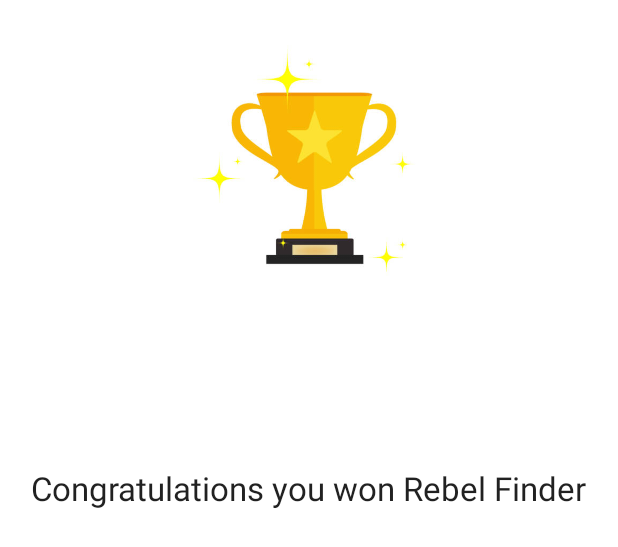
After one commit to HobbesChiong/Rebel_Finder, an Android app: the layout winning_layout.xml on its own in the app's theme, with its tools: preview values and no code run, on a phone screen of 412 x 824 dp. The commit adds this screen. Shown: the top 547 px of the screen. Run offline under Robolectric (Android 15) with nearby library versions, the phone set to English and light mode, and no system bars.

```diff
--- a/app/src/main/AndroidManifest.xml
+++ b/app/src/main/AndroidManifest.xml
@@ -1,6 +1,7 @@
 <?xml version="1.0" encoding="utf-8"?>
 <manifest xmlns:android="http://schemas.android.com/apk/res/android"
-    xmlns:tools="http://schemas.android.com/tools">
+    xmlns:tools="http://schemas.android.com/tools"
+    package="ca.cmpt276.cmpt276assignment3">
 
     <application
         android:allowBackup="true"
--- a/app/src/main/res/layout/activity_main.xml
+++ b/app/src/main/res/layout/activity_main.xml
@@ -12,7 +12,7 @@
         android:layout_width="331dp"
         android:layout_height="82dp"
         android:layout_marginTop="4dp"
-        android:text="Temp Name"
+        android:text="@string/rebel_finder"
         android:textAlignment="center"
         android:textAppearance="@style/TextAppearance.AppCompat.Large"
         android:textSize="48sp"
--- /dev/null
+++ b/app/src/main/res/layout/winning_layout.xml
@@ -0,0 +1,32 @@
+<?xml version="1.0" encoding="utf-8"?>
+<RelativeLayout xmlns:android="http://schemas.android.com/apk/res/android"
+    xmlns:app="http://schemas.android.com/apk/res-auto"
+    android:layout_width="match_parent"
+    android:layout_height="match_parent">
+
+    <ImageView
+        android:id="@+id/imageView"
+        android:layout_width="269dp"
+        android:layout_height="218dp"
+        android:layout_alignParentStart="true"
+        android:layout_alignParentTop="true"
+        android:layout_alignParentEnd="true"
+        android:layout_marginStart="74dp"
+        android:layout_marginTop="-1dp"
+        android:layout_marginEnd="67dp"
+        app:srcCompat="@drawable/trophy" />
+
+    <TextView
+        android:id="@+id/textView"
+        android:layout_width="409dp"
+        android:layout_height="31dp"
+        android:layout_alignParentStart="true"
+        android:layout_alignParentEnd="true"
+        android:layout_alignParentBottom="true"
+        android:layout_marginStart="0dp"
+        android:layout_marginEnd="1dp"
+        android:layout_marginBottom="482dp"
+        android:text="@string/congratulations_you_won_rebel_finder"
+        android:textAlignment="center"
+        android:textAppearance="@style/TextAppearance.AppCompat.Large" />
+</RelativeLayout>
--- a/app/src/main/res/values/strings.xml
+++ b/app/src/main/res/values/strings.xml
@@ -6,4 +6,9 @@
     <string name="options">Options</string>
     <string name="help">Help</string>
     <string name="play_game">Play Game</string>
+    <string name="rebel_finder">Rebel Finder</string>
+    <string name="found_mines">Found Mines</string>
+    <string name="scans_used">Scans used</string>
+    <string name="congratulations_you_won_rebel_finder">Congratulations you won Rebel Finder</string>
+    <string name="scansused">Scans used: 0</string>
 </resources>
--- a/build.gradle
+++ b/build.gradle
@@ -1,7 +1,7 @@
 // Top-level build file where you can add configuration options common to all sub-projects/modules.
 plugins {
-    id 'com.android.application' version '7.3.1' apply false
-    id 'com.android.library' version '7.3.1' apply false
+    id 'com.android.application' version '7.2.2' apply false
+    id 'com.android.library' version '7.2.2' apply false
 }
 
 task clean(type: Delete) {
```
Also changed, not shown: app/src/main/java/ca/cmpt276/cmpt276assignment3/GameActivity.java (+19 -13 lines), app/src/main/java/ca/cmpt276/cmpt276assignment3/MessageFragment.java (added, +50 -0 lines), app/src/main/java/ca/cmpt276/cmpt276assignment3/model/Game.java (+5 -13 lines), app/src/main/res/layout/activity_game.xml (+7 -3 lines), app/src/main/res/drawable/spaceshipbg_2.jpg (added), app/src/main/res/drawable/trophy.jpg (added).
